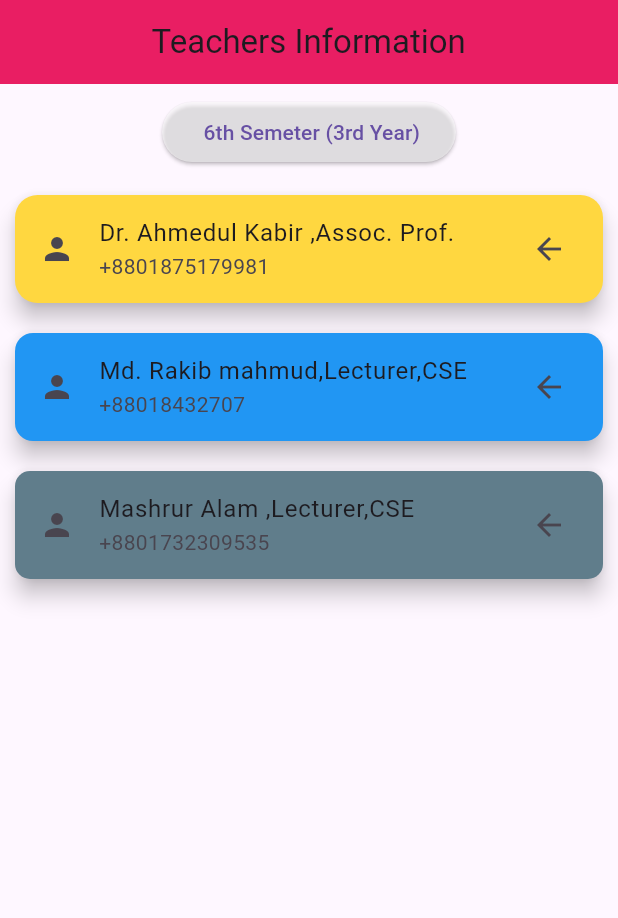
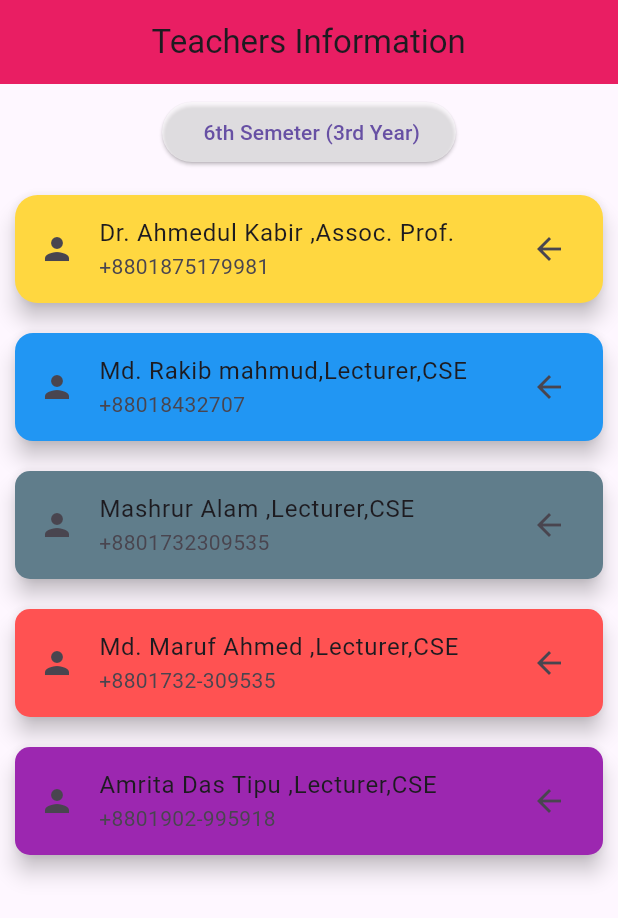
Before and after one commit to ashrafulislamakik/Flutter_Widgets_Module_5, a Flutter app: the thirdScreen screen opened directly, on a phone screen of 412 x 824 dp. Shown: the top 918 px of the screen. Run offline on Flutter 3.47's test engine with Material 3 defaults, Android fonts, the phone set to English and light mode, and no system bars; network calls fail.

Commit message:
Update main.dart

```diff
--- a/lib/main.dart
+++ b/lib/main.dart
@@ -224,7 +224,46 @@ class thirdScreen extends StatelessWidget {
 
               ),
 
-            )
+
+            ),
+
+            Card(
+
+              elevation: 6,
+              color: Colors.redAccent,
+              margin: EdgeInsets.all(10),
+              shape: RoundedRectangleBorder(
+                borderRadius: BorderRadius.circular(10)
+              ),
+
+              child: ListTile(
+                leading: Icon(Icons.person),
+                trailing: Icon(Icons.arrow_back),
+                title: Text("Md. Maruf Ahmed ,Lecturer,CSE"),
+                subtitle: Text("+8801732-309535"),
+
+              ),
+            ),
+
+            Card(
+
+              elevation: 6,
+              color: Colors.purple,
+              margin: EdgeInsets.all(10),
+              shape: RoundedRectangleBorder(
+                borderRadius: BorderRadius.circular(10)
+              ),
+
+              child: ListTile(
+                leading: Icon(Icons.person),
+                trailing: Icon(Icons.arrow_back),
+                title: Text("Amrita Das Tipu ,Lecturer,CSE"),
+                subtitle: Text("+8801902-995918"),
+
+              ),
+            ),
+
+
           ],
         ),
       ),
```
